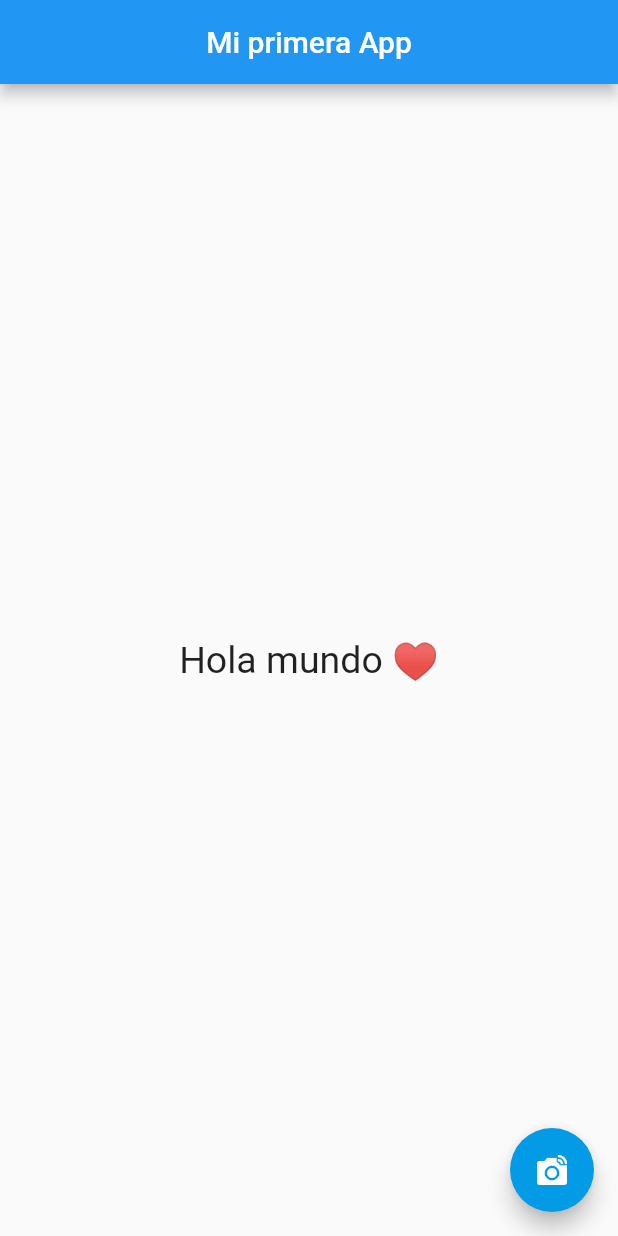
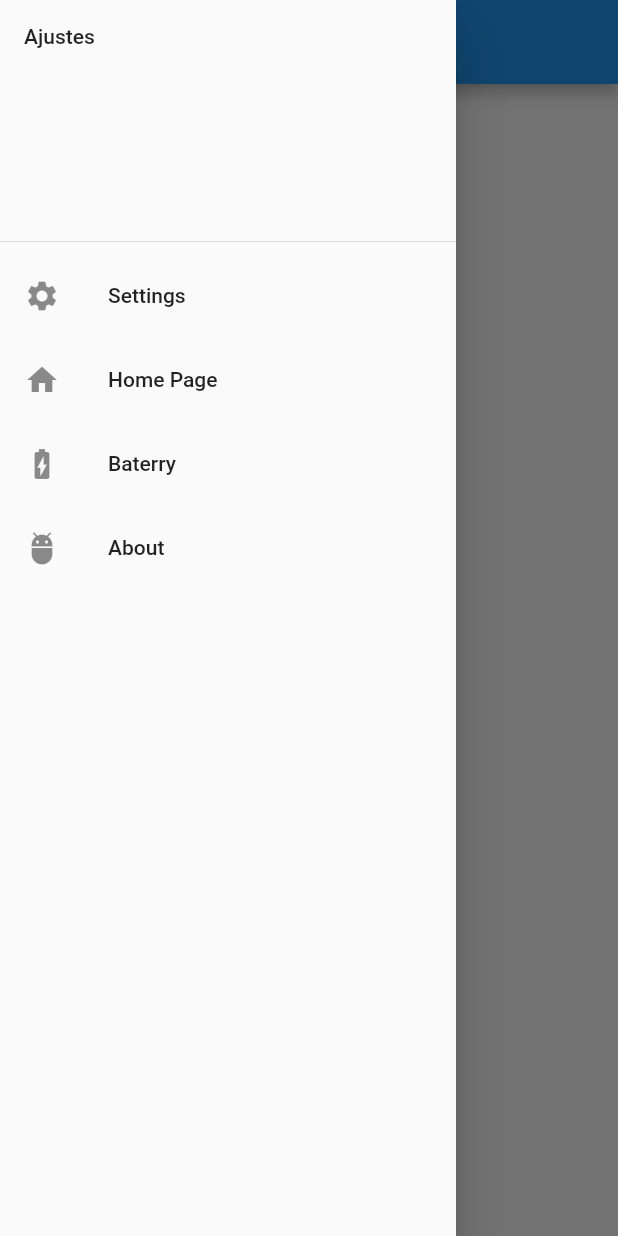
Before and after one commit to tonyinuma/basic-flutter, a Flutter app: the screen it shows after launch, with the side drawer open (before the commit the screen has no drawer), on a phone screen of 412 x 824 dp. Run offline on Flutter 3.47's test engine with Material 2 defaults, Android fonts, the phone set to English and light mode, and no system bars.

Commit message:
Drawer List Navigation

```diff
--- /dev/null
+++ b/lib/home.dart
@@ -0,0 +1,48 @@
+import 'package:flutter/material.dart';
+
+class Home extends StatelessWidget {
+
+  Drawer getDrawer(BuildContext context){
+
+    var header = DrawerHeader(child: Text("Ajustes"));
+    var about = AboutListTile(
+      child: Text("About"),
+      applicationIcon: Icon(Icons.book),
+      applicationVersion: "v1.0.0",
+      icon: Icon(Icons.adb),
+      );
+
+    ListTile getItem(Icon icon, String description, String routeName){
+      return ListTile(
+        leading: icon,
+        title: Text(description),
+        onTap: () {
+          Navigator.pushNamed(context, routeName);
+          },
+      );
+    }
+
+    ListView getList(){
+      return ListView(
+        children: <Widget>[
+          header,
+          getItem(Icon(Icons.settings), 'Settings',"/settings"),
+          getItem(Icon(Icons.home), 'Home Page',"/"),
+          getItem(Icon(Icons.battery_charging_full), 'Baterry',"/battery"),
+          about
+        ],
+      );
+    }
+
+    return Drawer(child: getList());
+ }
+ @override
+ Widget build(BuildContext context) {
+  return Scaffold(
+    appBar: AppBar(
+      title: Text("Home Page"),
+    ),
+    drawer: getDrawer(context)
+  );
+ }
+}
--- a/lib/main.dart
+++ b/lib/main.dart
@@ -1,30 +1,16 @@
+import 'package:app01/screens/battery.dart';
+import 'package:app01/screens/settings.dart';
 import 'package:flutter/material.dart';
+import 'package:app01/home.dart';
 
 void main() {
-  var app = MaterialApp(
-    home: Scaffold(
-      appBar: AppBar(
-        title: Text("Mi primera App"),
-        centerTitle: true,
-      ),
-      body: Container(
-        child: Center(
-          child: Text(
-            "Hola mundo ♥",
-            style: TextStyle(
-             fontSize: 25)
-             )
-        ),
-      ),
-      floatingActionButton: FloatingActionButton(
-        onPressed: () {
-          print('click');
-        },
-        child: Icon(Icons.linked_camera),
-        backgroundColor: Colors.lightBlue[600],
-      ),
+  runApp(
+    MaterialApp(
+      home:  Home(),
+      routes: <String, WidgetBuilder>{
+        Settings.routeName: (BuildContext context) => Settings(),
+        Battery.routeName: (BuildContext context) => Battery(),
+      }
     ),
   );
-
-  runApp(app);
 }
--- /dev/null
+++ b/lib/screens/settings.dart
@@ -0,0 +1,20 @@
+import 'package:flutter/material.dart';
+
+class Settings extends StatelessWidget {
+
+  static const String routeName = "/settings";
+
+ @override
+ Widget build(BuildContext context) {
+  return Scaffold(
+    appBar: AppBar(
+      title: Text("Settings Page"),
+    ),
+    body: Container(
+      child: Center(
+        child: Text("Hola desde Settings"),
+        ),
+    ),
+  );
+ }
+}
```
Also changed, not shown: lib/screens/battery.dart (added, +20 -0 lines), pubspec.lock.
